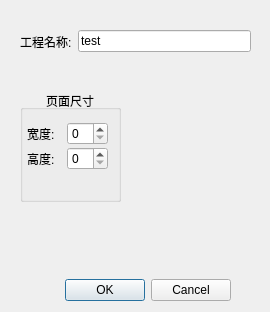
The window that dialog.ui (yjdwbj/ui-tools) describes before a commit, drawn with Qt 5.
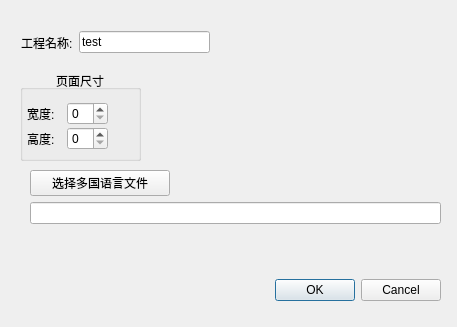
The same window after the commit. Icons and pictures are not drawn.

```diff
--- a/dialog.ui
+++ b/dialog.ui
@@ -6,8 +6,8 @@
    <rect>
     <x>0</x>
     <y>0</y>
-    <width>270</width>
-    <height>312</height>
+    <width>457</width>
+    <height>327</height>
    </rect>
   </property>
   <property name="windowTitle">
@@ -16,7 +16,7 @@
   <widget class="QDialogButtonBox" name="buttonBox">
    <property name="geometry">
     <rect>
-     <x>10</x>
+     <x>220</x>
      <y>270</y>
      <width>221</width>
      <height>41</height>
@@ -33,9 +33,9 @@
    <property name="geometry">
     <rect>
      <x>20</x>
-     <y>90</y>
-     <width>101</width>
-     <height>112</height>
+     <y>70</y>
+     <width>121</width>
+     <height>91</height>
     </rect>
    </property>
    <property name="title">
@@ -98,9 +98,9 @@
   <widget class="QWidget" name="layoutWidget">
    <property name="geometry">
     <rect>
-     <x>20</x>
-     <y>30</y>
-     <width>231</width>
+     <x>21</x>
+     <y>31</y>
+     <width>189</width>
      <height>23</height>
     </rect>
    </property>
@@ -124,6 +124,49 @@
     </item>
    </layout>
   </widget>
+  <widget class="QWidget" name="layoutWidget">
+   <property name="geometry">
+    <rect>
+     <x>30</x>
+     <y>170</y>
+     <width>411</width>
+     <height>77</height>
+    </rect>
+   </property>
+   <layout class="QVBoxLayout" name="verticalLayout">
+    <item>
+     <widget class="QPushButton" name="pushButton">
+      <property name="maximumSize">
+       <size>
+        <width>140</width>
+        <height>27</height>
+       </size>
+      </property>
+      <property name="text">
+       <string>选择多国语言文件</string>
+      </property>
+      <property name="icon">
+       <iconset resource="icons.qrc">
+        <normaloff>:/icon/icons/fileopen.png</normaloff>:/icon/icons/fileopen.png</iconset>
+      </property>
+     </widget>
+    </item>
+    <item>
+     <widget class="QLineEdit" name="view_lang">
+      <property name="readOnly">
+       <bool>true</bool>
+      </property>
+     </widget>
+    </item>
+    <item>
+     <widget class="QLabel" name="filestatus">
+      <property name="text">
+       <string/>
+      </property>
+     </widget>
+    </item>
+   </layout>
+  </widget>
  </widget>
  <resources/>
  <connections>
```
Left out of the diff: 4 changed lines with no effect on the pictures.
